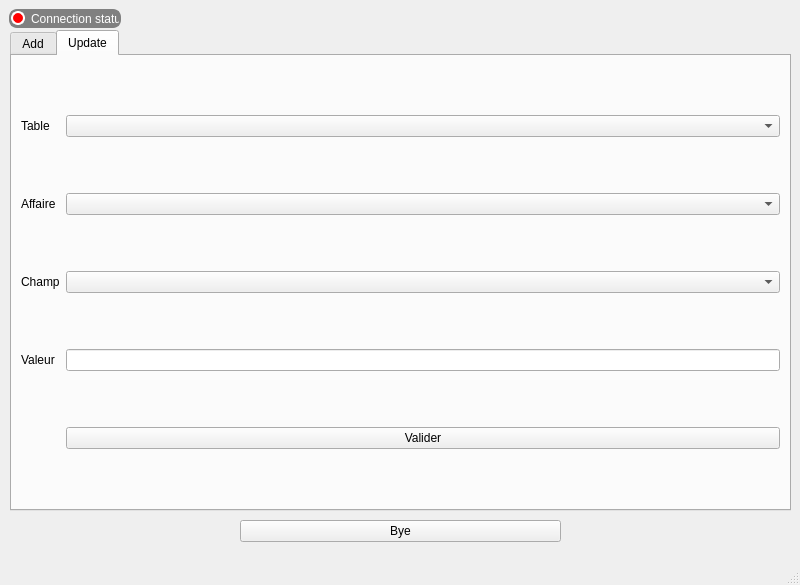
Above: mainwindow.ui from MaximeAeva/BDDInterface before the change. Below: the same form after it.
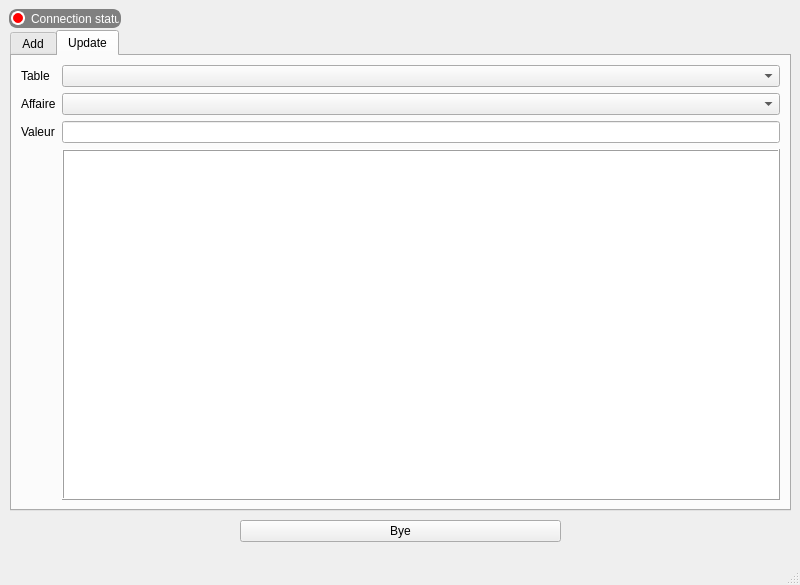
That is the form after the change. The open tabs and pages were chosen to show the change.

Commit message: Magical way to update fileds !

What changed in the file:
```diff
--- a/mainwindow.ui
+++ b/mainwindow.ui
@@ -664,19 +664,6 @@
       <string>Update</string>
      </attribute>
      <layout class="QGridLayout" name="gridLayout_2">
-      <item row="4" column="2">
-       <widget class="QLineEdit" name="up_valeur"/>
-      </item>
-      <item row="5" column="2">
-       <widget class="QPushButton" name="up_valider">
-        <property name="text">
-         <string>Valider</string>
-        </property>
-       </widget>
-      </item>
-      <item row="3" column="2">
-       <widget class="QComboBox" name="up_champ"/>
-      </item>
       <item row="1" column="0">
        <widget class="QLabel" name="label_11">
         <property name="text">
@@ -684,12 +671,8 @@
         </property>
        </widget>
       </item>
-      <item row="4" column="0">
-       <widget class="QLabel" name="label_13">
-        <property name="text">
-         <string>Valeur</string>
-        </property>
-       </widget>
+      <item row="2" column="2">
+       <widget class="QLineEdit" name="up_valeur"/>
       </item>
       <item row="0" column="0">
        <widget class="QLabel" name="label_10">
@@ -704,10 +687,32 @@
       <item row="0" column="2">
        <widget class="QComboBox" name="up_table"/>
       </item>
-      <item row="3" column="0">
-       <widget class="QLabel" name="label_12">
+      <item row="3" column="2">
+       <widget class="QTableView" name="tableView">
+        <property name="frameShape">
+         <enum>QFrame::Box</enum>
+        </property>
+        <property name="frameShadow">
+         <enum>QFrame::Raised</enum>
+        </property>
+        <property name="alternatingRowColors">
+         <bool>true</bool>
+        </property>
+        <property name="sortingEnabled">
+         <bool>true</bool>
+        </property>
+        <attribute name="verticalHeaderCascadingSectionResizes">
+         <bool>true</bool>
+        </attribute>
+        <attribute name="verticalHeaderShowSortIndicator" stdset="0">
+         <bool>true</bool>
+        </attribute>
+       </widget>
+      </item>
+      <item row="2" column="0">
+       <widget class="QLabel" name="label_13">
         <property name="text">
-         <string>Champ</string>
+         <string>Valeur</string>
         </property>
        </widget>
       </item>
```
Left out of the diff: 2 changed lines with no effect on the pictures. The commit also changes 2 other files.
